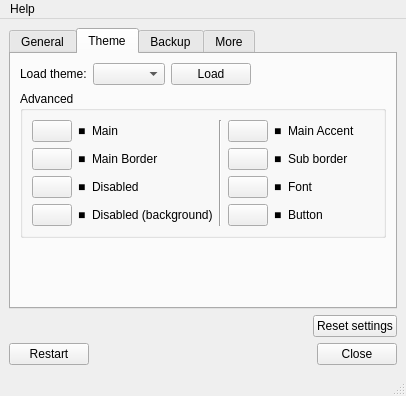
Above: OTModules/OTGeneric/wsettings.ui from pietr26/OMSI-Tools before the change. Below: the same form after it.
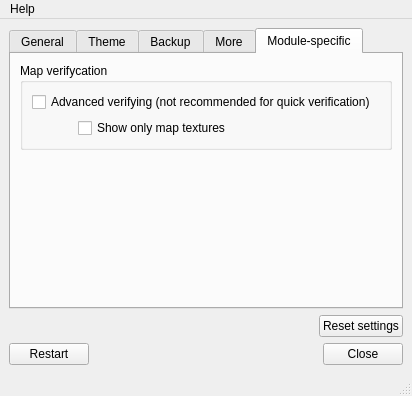
That is the form after the change. Icons and pictures are not drawn.

Commit message: Moved verifycation settings to wSettings

```diff
--- a/OTModules/OTGeneric/wsettings.ui
+++ b/OTModules/OTGeneric/wsettings.ui
@@ -9,7 +9,7 @@
    <rect>
     <x>0</x>
     <y>0</y>
-    <width>406</width>
+    <width>412</width>
     <height>396</height>
    </rect>
   </property>
@@ -25,7 +25,7 @@
     <item>
      <widget class="QTabWidget" name="twgSettings">
       <property name="currentIndex">
-       <number>1</number>
+       <number>4</number>
       </property>
       <widget class="QWidget" name="tabGeneral">
        <attribute name="title">
@@ -890,6 +890,78 @@
         </item>
        </layout>
       </widget>
+      <widget class="QWidget" name="tabModuleSpecific">
+       <attribute name="title">
+        <string>Module-specific</string>
+       </attribute>
+       <layout class="QVBoxLayout" name="verticalLayout_12">
+        <item>
+         <widget class="QGroupBox" name="gbxMapVerifycation">
+          <property name="title">
+           <string>Map verifycation</string>
+          </property>
+          <layout class="QVBoxLayout" name="verticalLayout_13">
+           <item>
+            <layout class="QGridLayout" name="gridLayout_3">
+             <item row="1" column="1">
+              <widget class="QCheckBox" name="cbxOnlyMapTextures">
+               <property name="text">
+                <string>Show only map textures</string>
+               </property>
+              </widget>
+             </item>
+             <item row="1" column="0">
+              <spacer name="horizontalSpacer_8">
+               <property name="orientation">
+                <enum>Qt::Horizontal</enum>
+               </property>
+               <property name="sizeType">
+                <enum>QSizePolicy::Fixed</enum>
+               </property>
+               <property name="sizeHint" stdset="0">
+                <size>
+                 <width>40</width>
+                 <height>20</height>
+                </size>
+               </property>
+              </spacer>
+             </item>
+             <item row="0" column="0" colspan="2">
+              <widget class="QCheckBox" name="cbxAdvancedVerifying">
+               <property name="sizePolicy">
+                <sizepolicy hsizetype="Maximum" vsizetype="Fixed">
+                 <horstretch>0</horstretch>
+                 <verstretch>0</verstretch>
+                </sizepolicy>
+               </property>
+               <property name="toolTip">
+                <string>If the advanced verifying is active, the contents of the scenery objects and splines are also checked. This includes, among other things, a texture and variable check.</string>
+               </property>
+               <property name="text">
+                <string>Advanced verifying (not recommended for quick verification)</string>
+               </property>
+              </widget>
+             </item>
+            </layout>
+           </item>
+          </layout>
+         </widget>
+        </item>
+        <item>
+         <spacer name="verticalSpacer_6">
+          <property name="orientation">
+           <enum>Qt::Vertical</enum>
+          </property>
+          <property name="sizeHint" stdset="0">
+           <size>
+            <width>20</width>
+            <height>40</height>
+           </size>
+          </property>
+         </spacer>
+        </item>
+       </layout>
+      </widget>
      </widget>
     </item>
     <item>
@@ -966,7 +1038,7 @@
     <rect>
      <x>0</x>
      <y>0</y>
-     <width>406</width>
+     <width>412</width>
      <height>21</height>
     </rect>
    </property>
```
The commit also changes 15 other files.
